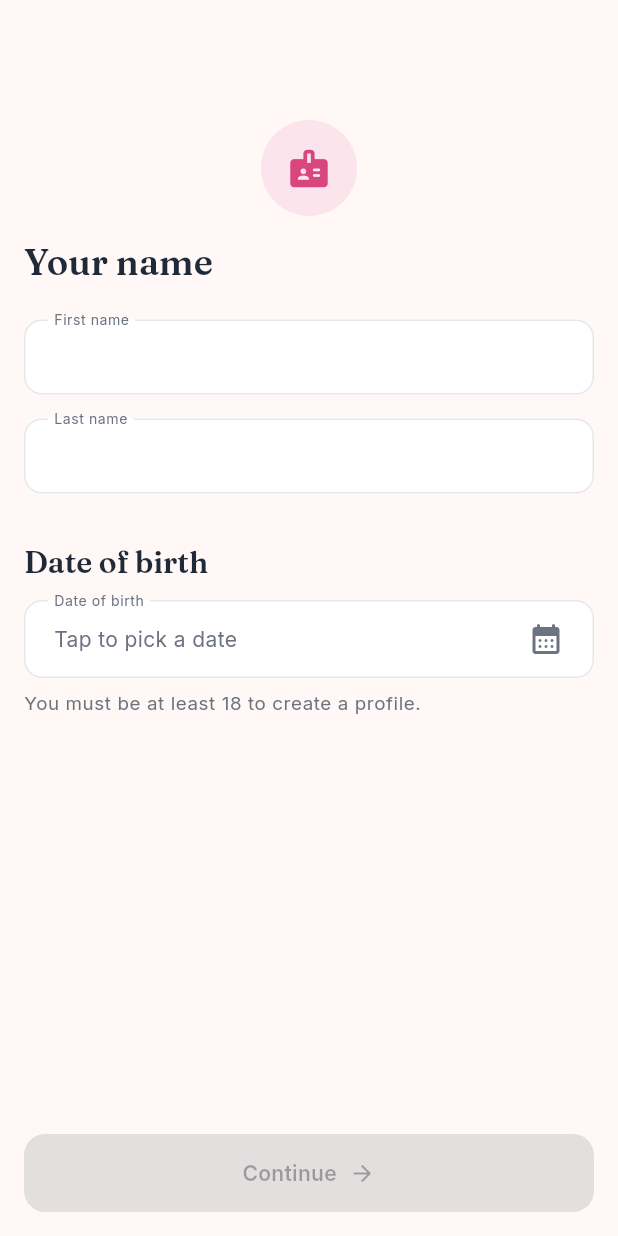
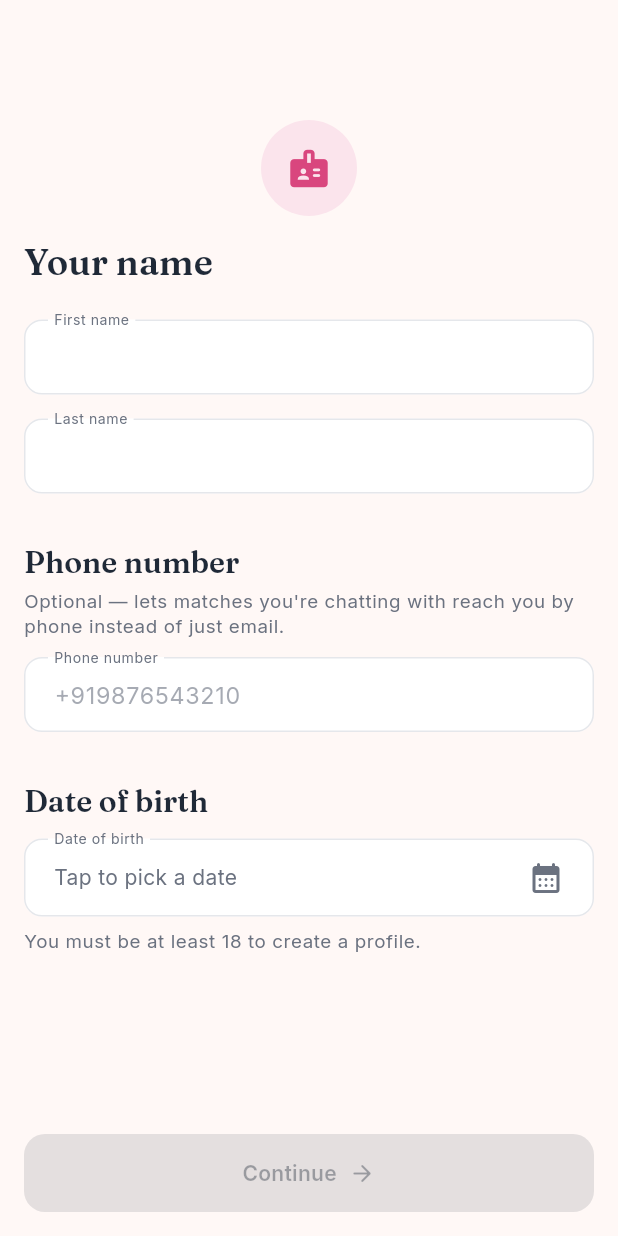
Before and after one commit to anujywork1817-hash/vivhaa, a Flutter app: the NameDobScreen screen opened by its route, on a phone screen of 412 x 824 dp. Run offline on Flutter 3.47's test engine with Material 3 defaults, Android fonts, the phone set to English and light mode, and no system bars; drawn by our look-alikes of showcaseview; our stand-ins replace dio, file_picker, firebase_core, firebase_messaging, flutter_local_notifications, flutter_riverpod and 10 more; missing offline and left inert: flutter_webrtc, razorpay_flutter; accounts and stored records are empty.

Commit message:
Offer to add a phone number on the name/DOB onboarding step
Optional field alongside name and date of birth, verified inline via
the same OTP request/confirm flow Account Settings' add-phone option
uses (the backend requires proof of ownership either way) -- a Google
or email signup can now pick up a real phone number during onboarding
itself rather than only afterward via Account Settings. Leaving it
blank skips it entirely, same as never visiting that settings screen.

Co-Authored-By: Claude Sonnet 5 <noreply@anthropic.com>

```diff
--- a/frontend/lib/features/onboarding/presentation/screens/name_dob_screen.dart
+++ b/frontend/lib/features/onboarding/presentation/screens/name_dob_screen.dart
@@ -8,6 +8,7 @@ import '../../../../shared/models/enums.dart';
 import '../../../../shared/widgets/inputs/app_date_picker_field.dart';
 import '../../../../shared/widgets/inputs/app_text_field.dart';
 import '../../../../shared/widgets/misc/onboarding_step_scaffold.dart';
+import '../../../authentication/data/api_auth_repository.dart';
 import '../controllers/profile_creation_controller.dart';
 
 /// Matrimony sign-ups are adults only, and the partner-preference sliders
@@ -31,12 +32,84 @@ class _NameDobScreenState extends ConsumerState<NameDobScreen> {
       text: ref.read(profileCreationControllerProvider).draft.firstName);
   late final _lastNameController = TextEditingController(
       text: ref.read(profileCreationControllerProvider).draft.lastName);
+  final _phoneController = TextEditingController();
+
+  // Phone lives on the account (users.phone), not the profile draft — see
+  // AuthRepository.requestLinkPhoneOtp/confirmLinkPhone — so unlike name/
+  // DOB it isn't tracked in profileCreationControllerProvider. Tracks
+  // whether the number currently in the field has actually been verified
+  // this session, so re-showing this screen (e.g. via back navigation)
+  // doesn't silently treat a since-edited number as already confirmed.
+  bool _phoneVerified = false;
+  bool _linkingPhone = false;
 
   @override
   void dispose() {
     _firstNameController.dispose();
     _lastNameController.dispose();
+    _phoneController.dispose();
     super.dispose();
+  }
+
+  /// Optional: a blank field just means "skip for now" (the same as never
+  /// visiting Account Settings' own add-phone flow) — only verifies when
+  /// there's actually a number to verify. Reuses the same request/verify
+  /// OTP flow Account Settings uses, since the backend requires proof of
+  /// ownership before attaching a number either way.
+  Future<bool> _verifyPhoneIfNeeded() async {
+    final phone = _phoneController.text.trim();
+    if (phone.isEmpty || _phoneVerified) return true;
+
+    setState(() => _linkingPhone = true);
+    final requestResult = await ref.read(authRepositoryProvider).requestLinkPhoneOtp(phone);
+    if (!mounted) return false;
+    final requestFailure = requestResult.when(success: (_) => null, failure: (f) => f);
+    if (requestFailure != null) {
+      setState(() => _linkingPhone = false);
+      ScaffoldMessenger.of(context).showSnackBar(SnackBar(content: Text(requestFailure.message)));
+      return false;
+    }
+
+    final codeController = TextEditingController();
+    final code = await showDialog<String>(
+      context: context,
+      builder: (dialogContext) => AlertDialog(
+        title: const Text('Enter verification code'),
+        content: TextField(
+          controller: codeController,
+          autofocus: true,
+          keyboardType: TextInputType.number,
+          maxLength: 6,
+          decoration: InputDecoration(hintText: '6-digit code sent to $phone'),
+        ),
+        actions: [
+          TextButton(
+              onPressed: () => Navigator.of(dialogContext).pop(),
+              child: const Text('Skip')),
+          TextButton(
+            onPressed: () => Navigator.of(dialogContext).pop(codeController.text.trim()),
+            child: const Text('Verify'),
+          ),
+        ],
+      ),
+    );
+    codeController.dispose();
+    if (!mounted) return false;
+    setState(() => _linkingPhone = false);
+    if (code == null || code.isEmpty) return true; // skipped — continue without a phone
+
+    final confirmResult = await ref.read(authRepositoryProvider).confirmLinkPhone(phone, code);
+    if (!mounted) return false;
+    return confirmResult.when(
+      success: (_) {
+        setState(() => _phoneVerified = true);
+        return true;
+      },
+      failure: (f) {
+        ScaffoldMessenger.of(context).showSnackBar(SnackBar(content: Text(f.message)));
+        return false;
+      },
+    );
   }
 
   @override
@@ -61,7 +134,14 @@ class _NameDobScreenState extends ConsumerState<NameDobScreen> {
       stepCount: onboardingStepCount,
       title: '${profileFor.possessiveTitle} name',
       headerIcon: Icons.badge_rounded,
-      onContinue: canContinue ? () => context.push(AppRoutes.religionCommunity) : null,
+      loading: _linkingPhone,
+      onContinue: canContinue
+          ? () async {
+              if (await _verifyPhoneIfNeeded() && mounted) {
+                context.push(AppRoutes.religionCommunity);
+              }
+            }
+          : null,
       child: Column(
         crossAxisAlignment: CrossAxisAlignment.start,
         children: [
@@ -75,6 +155,25 @@ class _NameDobScreenState extends ConsumerState<NameDobScreen> {
             label: 'Last name',
             controller: _lastNameController,
             onChanged: (v) => controller.update((p) => p.copyWith(lastName: v)),
+          ),
+          const SizedBox(height: AppSpacing.xxl),
+          Text('Phone number', style: context.textStyles.headlineSmall),
+          const SizedBox(height: 4),
+          Text(
+            'Optional — lets matches you\'re chatting with reach you by phone '
+            'instead of just email.',
+            style: context.textStyles.bodySmall?.copyWith(color: context.colors.muted),
+          ),
+          const SizedBox(height: AppSpacing.md),
+          AppTextField(
+            label: 'Phone number',
+            hint: '+919876543210',
+            controller: _phoneController,
+            keyboardType: TextInputType.phone,
+            onChanged: (_) => setState(() => _phoneVerified = false),
+            suffixIcon: _phoneVerified
+                ? Icon(Icons.check_circle_rounded, color: context.colors.success)
+                : null,
           ),
           const SizedBox(height: AppSpacing.xxl),
           Text('Date of birth', style: context.textStyles.headlineSmall),
```
